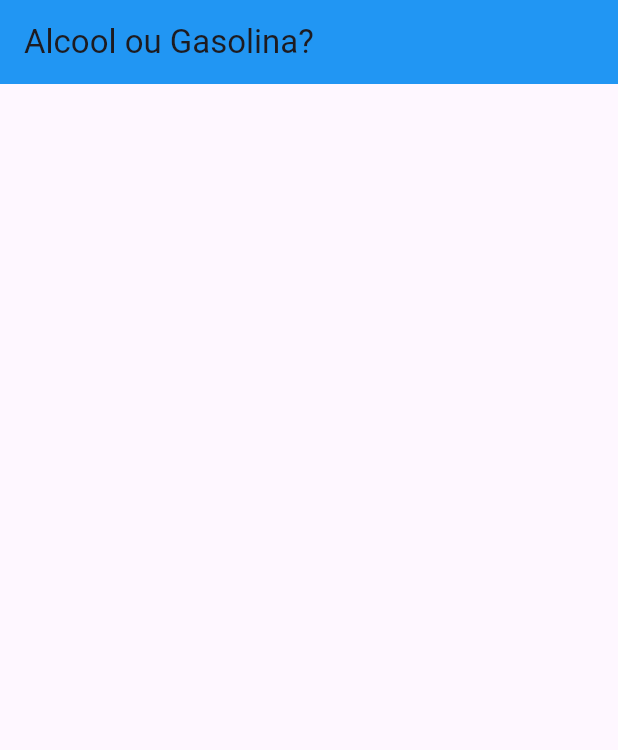
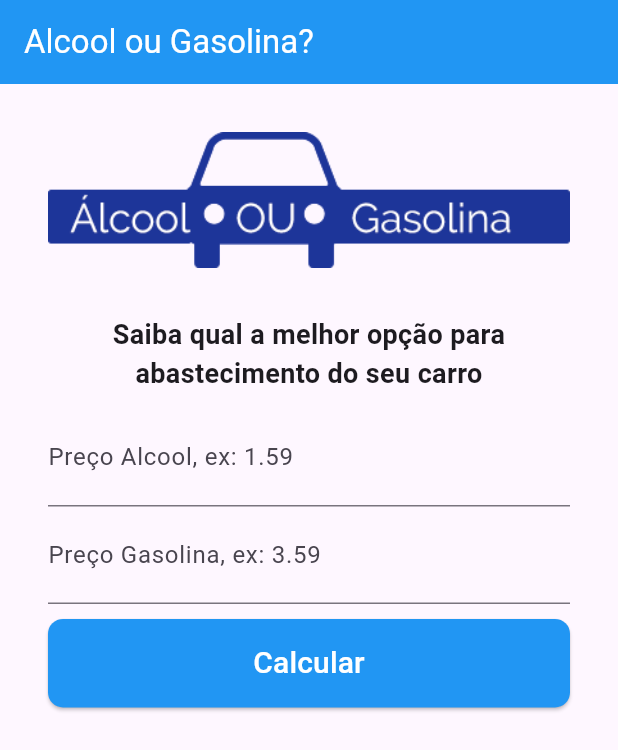
Before and after one commit to TatianeMarinho/meu_combustivel, a Flutter app: the screen it shows after launch, on a phone screen of 412 x 824 dp. Shown: the top 750 px of the screen. Run offline on Flutter 3.47's test engine with Material 3 defaults, Android fonts, the phone set to English and light mode, and no system bars.

Commit message:
terminando o app

```diff
--- a/lib/home.dart
+++ b/lib/home.dart
@@ -8,14 +8,128 @@ class Home extends StatefulWidget {
 }
 
 class _HomeState extends State<Home> {
+  final TextEditingController _controllerAlcool = TextEditingController();
+  final TextEditingController _controllerGasolina = TextEditingController();
+  String _textoResultado = "";
+
+  //calcula qual a melhor opção
+  void _calcular() {
+    double? precoAlcool = double.tryParse(
+      _controllerAlcool.text.replaceAll(",", "."),
+    );
+    double? precoGasolina = double.tryParse(
+      _controllerGasolina.text.replaceAll(",", "."),
+    );
+
+    if (precoAlcool == null ||
+        precoGasolina == null ||
+        precoAlcool <= 0 ||
+        precoGasolina <= 0) {
+      setState(() {
+        _textoResultado =
+            "Número inválido. Digite números maiores que 0 e utilizando (.)";
+      });
+    } else {
+      /*
+      Fórmula: Se o preço do álcool dividido pelo preço da gasolina for
+      >= 0,7 é melhor abastecer com gasolina, senão é
+      melhor abastecer com álcool.
+       */
+      setState(() {
+        _textoResultado = (precoAlcool / precoGasolina) >= 0.7
+            ? "Melhor abastecer com Gasolina"
+            : "Melhor abastecer com Álcool";
+      });
+      _controllerGasolina.clear();
+      _controllerAlcool.clear();
+      FocusScope.of(context).unfocus(); //fecha o teclado
+    }
+  }
+
   @override
   Widget build(BuildContext context) {
     return Scaffold(
       appBar: AppBar(
-        title: Text("Alcool ou Gasolina?"),
+        title: const Text("Alcool ou Gasolina?"),
         backgroundColor: Colors.blue,
+        foregroundColor: Colors.white,
       ),
-      body: Column(),
+      body: Container(
+        child: SingleChildScrollView(
+          //permitir scroll quando teclado abrir
+          padding: EdgeInsets.all(32),
+          child: Column(
+            crossAxisAlignment: CrossAxisAlignment.stretch,
+            children: <Widget>[
+              //imagem logo
+              Padding(
+                padding: EdgeInsets.only(bottom: 32),
+                child: Image.asset("images/logo.png"),
+              ),
+              // frase qual melhor opçao
+              Padding(
+                padding: EdgeInsets.only(bottom: 10),
+                child: Text(
+                  "Saiba qual a melhor opção para abastecimento do seu carro",
+                  textAlign: TextAlign.center,
+                  style: TextStyle(fontSize: 18, fontWeight: FontWeight.bold),
+                ),
+              ),
+              //campo alcool
+              TextField(
+                keyboardType: const TextInputType.numberWithOptions(
+                  decimal: true,
+                ), //abre o teclado já com ponto ou virgula disponivel
+                decoration: const InputDecoration(
+                  labelText: "Preço Alcool, ex: 1.59",
+                ),
+                style: const TextStyle(fontSize: 22),
+                controller: _controllerAlcool,
+              ),
+              //campo gasolina
+              TextField(
+                keyboardType: const TextInputType.numberWithOptions(
+                  decimal: true,
+                ),
+                decoration: const InputDecoration(
+                  labelText: "Preço Gasolina, ex: 3.59",
+                ),
+                style: const TextStyle(fontSize: 22),
+                controller: _controllerGasolina,
+              ),
+              //botao calcular
+              Padding(
+                padding: const EdgeInsets.only(top: 10),
+                child: ElevatedButton(
+                  style: ElevatedButton.styleFrom(
+                    backgroundColor: Colors.blue,
+                    foregroundColor: Colors.white,
+                    padding: EdgeInsets.all(15),
+                    shape: RoundedRectangleBorder(
+                      borderRadius: BorderRadius.circular(10),
+                    ),
+                  ),
+                  onPressed: _calcular,
+                  child: const Text("Calcular", style: TextStyle(fontSize: 20)),
+                ),
+              ),
+              //resultado
+              Padding(
+                padding: const EdgeInsets.only(top: 20),
+                child: Text(
+                  _textoResultado,
+                  textAlign: TextAlign.center,
+                  style: const TextStyle(
+                    fontSize: 22,
+                    fontWeight: FontWeight.bold,
+                    color: Colors.blueGrey,
+                  ),
+                ),
+              ),
+            ],
+          ),
+        ),
+      ),
     );
   }
 }
--- a/pubspec.yaml
+++ b/pubspec.yaml
@@ -61,6 +61,8 @@ flutter:
   # assets:
   #   - images/a_dot_burr.jpeg
   #   - images/a_dot_ham.jpeg
+  assets:
+    - images/logo.png
 
   # An image asset can refer to one or more resolution-specific "variants", see
   # https://flutter.dev/to/resolution-aware-images
```
Also changed, not shown: images/logo.png (added).
